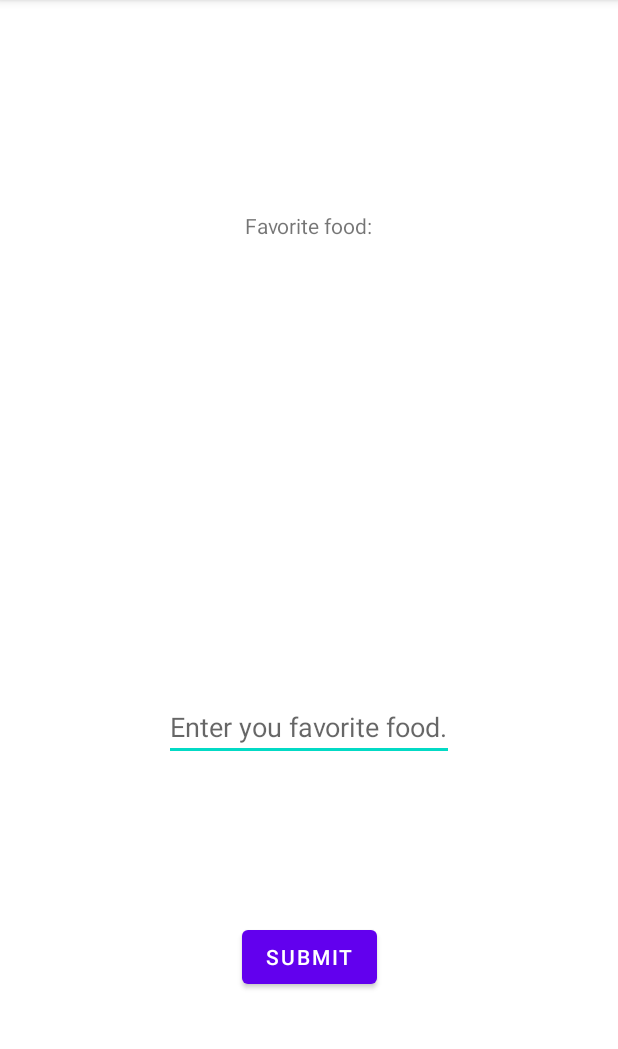
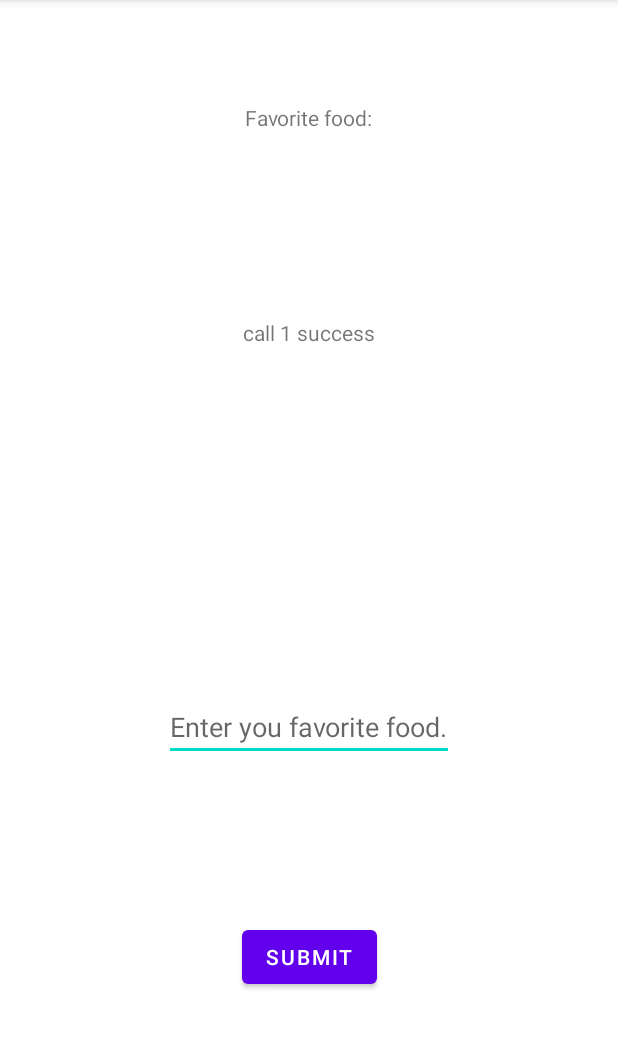
Before and after one commit to vickyjr88/thrive-code-challenge, an Android app: the screen it shows after launch (MainActivity), on a phone screen of 412 x 824 dp, the part 84-1133 px from its top. Run offline under Robolectric (Android 15) with nearby library versions, the phone set to English and light mode, and no system bars.

```diff
--- a/app/src/main/java/com/example/challenge/data/DataHolder.kt
+++ b/app/src/main/java/com/example/challenge/data/DataHolder.kt
@@ -8,7 +8,12 @@ import kotlinx.coroutines.launch
 
 class DataHolder : ViewModel(){
 
+    init {
+        makeApiCalls()
+    }
+
     val message = MutableLiveData<String>()
+    val messageFromApi = MutableLiveData<String>()
 
     fun sendMessage(text: String) {
         viewModelScope.launch {
@@ -18,6 +23,39 @@ class DataHolder : ViewModel(){
 
     }
 
+
+
+    fun sendMessageFromApi(text: String) {
+        viewModelScope.launch {
+            messageFromApi.value = text
+        }
+
+    }
+
+    fun makeApiCalls(){
+        viewModelScope.launch {
+            try {
+                val result1 = callApiAndGetResponse(1)
+                sendMessageFromApi(result1)
+            } catch (e: Exception){
+                val result3 = callApiAndGetResponse(3)
+                sendMessageFromApi(result3)
+                val result1 = callApiAndGetResponse(1)
+                sendMessageFromApi(result1)
+            }
+
+            try {
+                val result2 = callApiAndGetResponse(2)
+                sendMessageFromApi(result2)
+            } catch (e: Exception){
+                val result3 = callApiAndGetResponse(3)
+                sendMessageFromApi(result3)
+                val result2 = callApiAndGetResponse(2)
+                sendMessageFromApi(result2)
+            }
+        }
+    }
+
     suspend fun callApiAndGetResponse(id: Int): String {
         val rnd = (Math.random() * 10).toLong()
         delay(rnd * 1000) // in milli sec’s
--- a/app/src/main/java/com/example/challenge/ui/FirstFragment.kt
+++ b/app/src/main/java/com/example/challenge/ui/FirstFragment.kt
@@ -39,6 +39,9 @@ class FirstFragment : Fragment() {
         viewModel.message.observe(viewLifecycleOwner, Observer {
             binding.textviewFirst.text = it
         })
+        viewModel.messageFromApi.observe(viewLifecycleOwner, Observer {
+            binding.textviewSecond.text = it
+        })
     }
 
 
--- a/app/src/main/java/com/example/challenge/ui/SecondFragment.kt
+++ b/app/src/main/java/com/example/challenge/ui/SecondFragment.kt
@@ -1,7 +1,6 @@
 package com.example.challenge.ui
 
 import android.os.Bundle
-import android.text.Editable
 import android.view.LayoutInflater
 import android.view.View
 import android.view.ViewGroup
@@ -11,7 +10,6 @@ import androidx.lifecycle.ViewModelProvider
 import com.example.challenge.R
 import com.example.challenge.data.DataHolder
 import com.example.challenge.databinding.FragmentSecondBinding
-import kotlinx.coroutines.*
 
 class SecondFragment : Fragment() {
 
--- a/app/src/main/res/layout/fragment_first.xml
+++ b/app/src/main/res/layout/fragment_first.xml
@@ -11,9 +11,19 @@
         android:layout_width="wrap_content"
         android:layout_height="wrap_content"
         android:text="@string/favorite_food"
-        app:layout_constraintBottom_toBottomOf="parent"
+        app:layout_constraintBottom_toTopOf="@+id/textview_second"
         app:layout_constraintEnd_toEndOf="parent"
         app:layout_constraintStart_toStartOf="parent"
         app:layout_constraintTop_toTopOf="parent" />
 
+    <TextView
+        android:id="@+id/textview_second"
+        android:layout_width="wrap_content"
+        android:layout_height="wrap_content"
+        android:text="@string/updated_by_api"
+        app:layout_constraintBottom_toBottomOf="parent"
+        app:layout_constraintEnd_toEndOf="parent"
+        app:layout_constraintStart_toStartOf="parent"
+        app:layout_constraintTop_toBottomOf="@+id/textview_first" />
+
 </androidx.constraintlayout.widget.ConstraintLayout>
--- a/app/src/main/res/values/strings.xml
+++ b/app/src/main/res/values/strings.xml
@@ -4,4 +4,5 @@
     <string name="favorite_food_hint">Enter you favorite food.</string>
     <string name="submit">Submit</string>
     <string name="favorite_food">Favorite food:</string>
+    <string name="updated_by_api">Updated by API</string>
 </resources>
```
